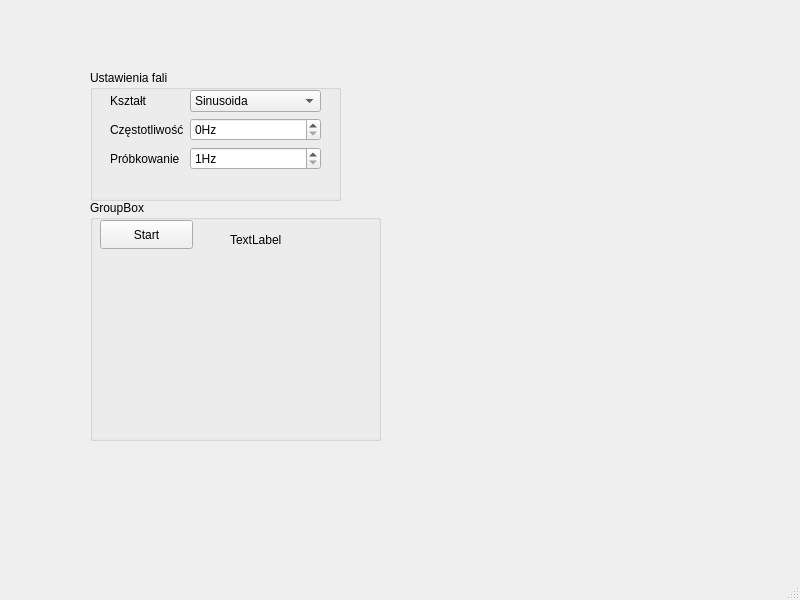
Qt form generatorfali.ui (michalkuta04/generator-fal) before a commit.
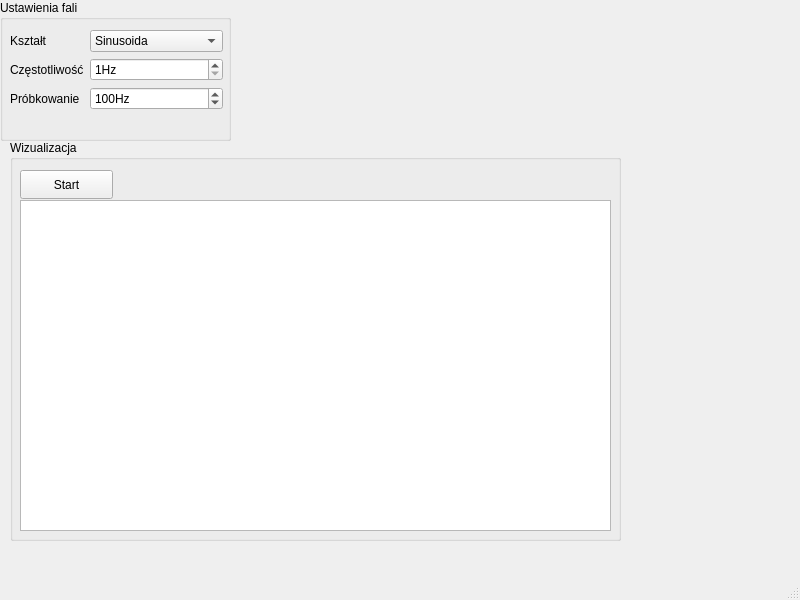
The same form after that commit.

Commit message: Wizualizacja fali. Bardzo wolno działa...

```diff
--- a/generatorfali.ui
+++ b/generatorfali.ui
@@ -17,10 +17,10 @@
    <widget class="QGroupBox" name="groupBoxWaveSettings">
     <property name="geometry">
      <rect>
-      <x>90</x>
-      <y>70</y>
-      <width>251</width>
-      <height>131</height>
+      <x>0</x>
+      <y>0</y>
+      <width>231</width>
+      <height>141</height>
      </rect>
     </property>
     <property name="title">
@@ -29,10 +29,10 @@
     <widget class="QWidget" name="formLayoutWidget">
      <property name="geometry">
       <rect>
-       <x>20</x>
-       <y>20</y>
-       <width>211</width>
-       <height>91</height>
+       <x>10</x>
+       <y>30</y>
+       <width>213</width>
+       <height>102</height>
       </rect>
      </property>
      <layout class="QFormLayout" name="formLayout">
@@ -55,6 +55,9 @@
         <property name="suffix">
          <string>Hz</string>
         </property>
+        <property name="minimum">
+         <number>1</number>
+        </property>
         <property name="maximum">
          <number>9999999</number>
         </property>
@@ -78,6 +81,9 @@
         <property name="maximum">
          <number>9999999</number>
         </property>
+        <property name="value">
+         <number>100</number>
+        </property>
        </widget>
       </item>
       <item row="0" column="1">
@@ -103,20 +109,20 @@
    <widget class="QGroupBox" name="groupBox">
     <property name="geometry">
      <rect>
-      <x>90</x>
-      <y>200</y>
-      <width>291</width>
-      <height>241</height>
+      <x>10</x>
+      <y>140</y>
+      <width>611</width>
+      <height>401</height>
      </rect>
     </property>
     <property name="title">
-     <string>GroupBox</string>
+     <string>Wizualizacja</string>
     </property>
     <widget class="QPushButton" name="pushButton">
      <property name="geometry">
       <rect>
        <x>10</x>
-       <y>20</y>
+       <y>30</y>
        <width>93</width>
        <height>29</height>
       </rect>
@@ -125,17 +131,20 @@
       <string>Start</string>
      </property>
     </widget>
-    <widget class="QLabel" name="outputLabel">
+    <widget class="QGraphicsView" name="plot">
      <property name="geometry">
       <rect>
-       <x>140</x>
-       <y>30</y>
-       <width>63</width>
-       <height>20</height>
+       <x>10</x>
+       <y>60</y>
+       <width>591</width>
+       <height>331</height>
       </rect>
      </property>
-     <property name="text">
-      <string>TextLabel</string>
+     <property name="verticalScrollBarPolicy">
+      <enum>Qt::ScrollBarAlwaysOff</enum>
+     </property>
+     <property name="horizontalScrollBarPolicy">
+      <enum>Qt::ScrollBarAlwaysOff</enum>
      </property>
     </widget>
    </widget>
```
Left out of the diff: 2 changed lines with no effect on the pictures. The commit also changes 1 other file.
